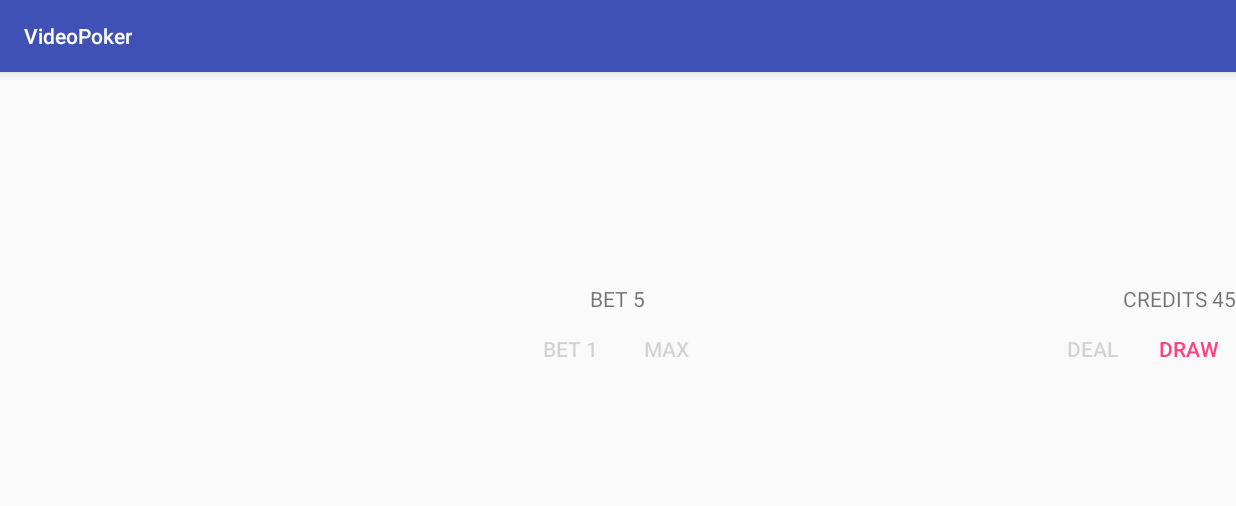
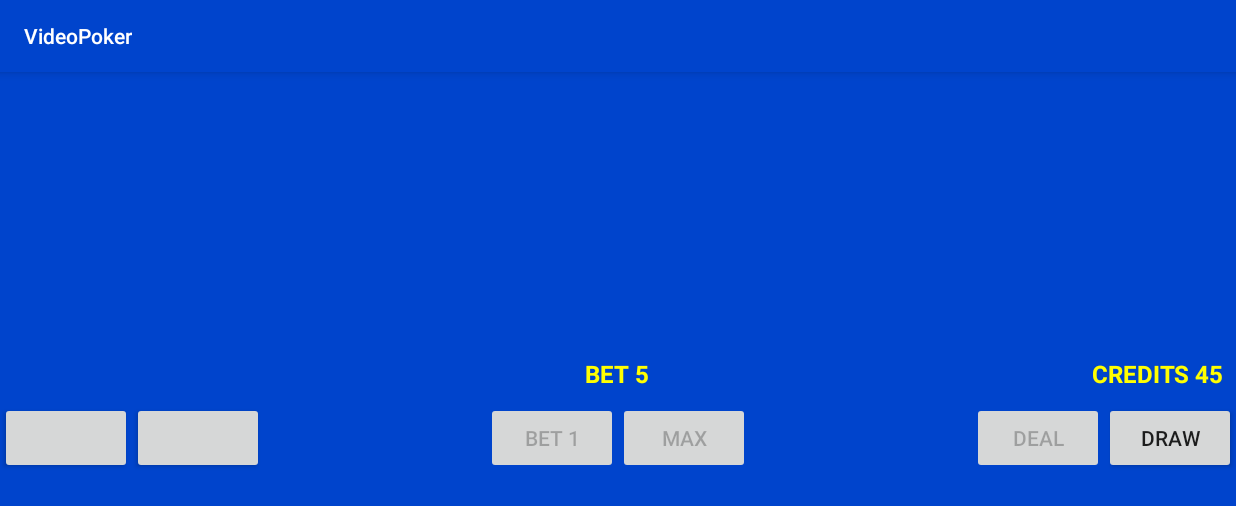
Before and after one commit to jscpeterson/VideoPoker, an Android app: the screen it shows after launch (GameActivity), after a tap on "DEAL", on a phone screen of 824 x 412 dp (held sideways). Shown: the top 506 px of the screen. Run offline under Robolectric (Android 15) with nearby library versions, the phone set to English and light mode, and no system bars; 2 other taps on this screen came first.

Commit message:
Updated stylesheets.

```diff
--- a/app/src/main/java/edu/cnm/deepdive/videopoker/controller/GameActivity.java
+++ b/app/src/main/java/edu/cnm/deepdive/videopoker/controller/GameActivity.java
@@ -1,5 +1,6 @@
 package edu.cnm.deepdive.videopoker.controller;
 
+import android.graphics.LightingColorFilter;
 import android.graphics.drawable.Drawable;
 import android.os.Bundle;
 import android.support.v7.app.AppCompatActivity;
@@ -38,7 +39,6 @@ public class GameActivity extends AppCompatActivity {
   private int bet = 0;
   private int win = 0;
 
-  // TODO Update styles - blue background, yellow text, buttons
   // TODO Implement settings menu with add to pot option
 
   @Override
@@ -112,6 +112,7 @@ public class GameActivity extends AppCompatActivity {
     purseView = findViewById(R.id.purse_view);
     winningHandView.setText(EMPTY_STRING);
     winView.setText(getString(R.string.win_text_format, win));
+    winView.setText(EMPTY_STRING);
     betView.setText(getString(R.string.bet_text_format, bet));
     purseView.setText(getString(R.string.purse_text_format, purse));
   }
--- /dev/null
+++ b/app/src/main/res/color/button.xml
@@ -0,0 +1,4 @@
+<?xml version="1.0" encoding="utf-8"?>
+<selector xmlns:android="http://schemas.android.com/apk/res/android">
+
+</selector>
--- a/app/src/main/res/layout-land/activity_game.xml
+++ b/app/src/main/res/layout-land/activity_game.xml
@@ -9,66 +9,36 @@
     android:layout_height="wrap_content"
     android:layout_gravity="center"
     android:orientation="horizontal">
-
     <edu.cnm.deepdive.videopoker.controller.CardButton
       android:id="@+id/card1"
-      android:layout_width="80dp"
-      android:layout_height="122dp"
-      android:padding="8dp"
-      android:scaleType="fitCenter"
-      android:tint="@color/card"/>
-
+      style="@style/cardStyle"/>
     <edu.cnm.deepdive.videopoker.controller.CardButton
       android:id="@+id/card2"
-      android:layout_width="80dp"
-      android:layout_height="122dp"
-      android:padding="8dp"
-      android:scaleType="fitCenter"
-      android:tint="@color/card"/>
-
+      style="@style/cardStyle"/>
     <edu.cnm.deepdive.videopoker.controller.CardButton
       android:id="@+id/card3"
-      android:layout_width="80dp"
-      android:layout_height="122dp"
-      android:padding="8dp"
-      android:scaleType="fitCenter"
-      android:tint="@color/card"/>
-
+      style="@style/cardStyle"/>
     <edu.cnm.deepdive.videopoker.controller.CardButton
       android:id="@+id/card4"
-      android:layout_width="80dp"
-      android:layout_height="122dp"
-      android:padding="8dp"
-      android:scaleType="fitCenter"
-      android:tint="@color/card"/>
-
+      style="@style/cardStyle"/>
     <edu.cnm.deepdive.videopoker.controller.CardButton
       android:id="@+id/card5"
-      android:layout_width="80dp"
-      android:layout_height="122dp"
-      android:padding="8dp"
-      android:scaleType="fitCenter"
-      android:tint="@color/card"/>
-
+      style="@style/cardStyle"/>
   </LinearLayout>
 
   <LinearLayout
     android:layout_width="match_parent"
     android:layout_height="wrap_content"
     android:gravity="center">
-
     <TextView
       android:id="@+id/win_notifier"
-      android:layout_width="wrap_content"
-      android:layout_height="wrap_content"/>
-
+      style="@style/winningHandView"/>
   </LinearLayout>
 
   <LinearLayout
     android:layout_width="match_parent"
     android:layout_height="wrap_content"
     android:baselineAligned="false">
-
     <LinearLayout
       android:layout_width="0dp"
       android:layout_weight="1"
@@ -76,6 +46,45 @@
       android:gravity="start">
       <TextView
         android:id="@+id/win_view"
+        style="@style/textView"/>
+    </LinearLayout>
+    <LinearLayout
+      android:layout_width="0dp"
+      android:layout_weight="1"
+      android:layout_height="wrap_content"
+      android:gravity="center">
+      <TextView
+        android:id="@+id/bet_view"
+        style="@style/textView"/>
+    </LinearLayout>
+    <LinearLayout
+      android:layout_width="0dp"
+      android:layout_weight="1"
+      android:layout_height="wrap_content"
+      android:gravity="end">
+      <TextView
+        android:id="@+id/purse_view"
+        style="@style/textView"/>
+    </LinearLayout>
+
+  </LinearLayout>
+
+  <LinearLayout
+    android:layout_width="match_parent"
+    android:layout_height="wrap_content"
+    android:baselineAligned="false"
+    android:gravity="bottom|center_horizontal">
+    <LinearLayout
+      android:layout_width="0dp"
+      android:layout_weight="1"
+      android:layout_height="wrap_content"
+      android:gravity="start">
+      <Button
+        android:id="@+id/help_button"
+        android:layout_width="wrap_content"
+        android:layout_height="wrap_content"/>
+      <Button
+        android:id="@+id/main_button"
         android:layout_width="wrap_content"
         android:layout_height="wrap_content"/>
     </LinearLayout>
@@ -85,10 +94,16 @@
       android:layout_weight="1"
       android:layout_height="wrap_content"
       android:gravity="center">
-      <TextView
-        android:id="@+id/bet_view"
+      <Button
+        android:id="@+id/bet1_button"
         android:layout_width="wrap_content"
-        android:layout_height="wrap_content"/>
+        android:layout_height="wrap_content"
+        android:text="@string/bet_one_button_text"/>
+      <Button
+        android:id="@+id/bet_max_button"
+        android:layout_width="wrap_content"
+        android:layout_height="wrap_content"
+        android:text="@string/bet_max_button_text"/>
     </LinearLayout>
 
     <LinearLayout
@@ -96,86 +111,18 @@
       android:layout_weight="1"
       android:layout_height="wrap_content"
       android:gravity="end">
-      <TextView
-        android:id="@+id/purse_view"
+      <Button
+        android:id="@+id/deal_button"
         android:layout_width="wrap_content"
-        android:layout_height="wrap_content"/>
+        android:layout_height="wrap_content"
+        android:text="@string/deal_button_text"/>
+      <Button
+        android:id="@+id/draw_button"
+        android:layout_width="wrap_content"
+        android:layout_height="wrap_content"
+        android:text="@string/draw_button_text"/>
     </LinearLayout>
 
   </LinearLayout>
 
-  <LinearLayout
-    android:layout_width="match_parent"
-    android:layout_height="wrap_content"
-    android:baselineAligned="false"
-    android:gravity="bottom|center_horizontal">
-
-    <LinearLayout
-      android:layout_width="0dp"
-      android:layout_weight="1"
-      android:layout_height="wrap_content"
-      android:gravity="start">
-
-      <Button
-        android:id="@+id/help_button"
-        android:layout_width="wrap_content"
-        android:layout_height="wrap_content"
-        style="?android:attr/buttonBarButtonStyle"/>
-
-      <Button
-        android:id="@+id/main_button"
-        android:layout_width="wrap_content"
-        android:layout_height="wrap_content"
-        style="?android:attr/buttonBarButtonStyle"/>
-
-    </LinearLayout>
-
-    <LinearLayout
-      android:layout_width="0dp"
-      android:layout_weight="1"
-      android:layout_height="wrap_content"
-      android:gravity="center">
-
-      <Button
-        android:id="@+id/bet1_button"
-        android:layout_width="wrap_content"
-        android:layout_height="wrap_content"
-        style="?android:attr/buttonBarButtonStyle"
-        android:text="@string/bet_one_button_text"/>
-
-      <Button
-        android:id="@+id/bet_max_button"
-        android:layout_width="wrap_content"
-        android:layout_height="wrap_content"
-        style="?android:attr/buttonBarButtonStyle"
-        android:text="@string/bet_max_button_text"/>
-
-    </LinearLayout>
-
-    <LinearLayout
-      android:layout_width="0dp"
-      android:layout_weight="1"
-      android:layout_height="wrap_content"
-      android:gravity="end">
-
-      <Button
-        android:id="@+id/deal_button"
-        android:layout_width="wrap_content"
-        android:layout_height="wrap_content"
-        style="?android:attr/buttonBarButtonStyle"
-        android:text="@string/deal_button_text"/>
-
-      <Button
-        android:id="@+id/draw_button"
-        android:layout_width="wrap_content"
-        android:layout_height="wrap_content"
-        style="?android:attr/buttonBarButtonStyle"
-        android:text="@string/draw_button_text"/>
-
-    </LinearLayout>
-
-
-  </LinearLayout>
-
-
 </LinearLayout>
--- a/app/src/main/res/values/colors.xml
+++ b/app/src/main/res/values/colors.xml
@@ -3,5 +3,7 @@
   <color name="colorPrimary">#3F51B5</color>
   <color name="colorPrimaryDark">#303F9F</color>
   <color name="colorAccent">#FF4081</color>
+  <color name="backgroundBlue">#FF0044CC</color>
+  <color name="textYellow">#FFFFFF00</color>
   <color name="heldTint">#75FFFF00</color>
 </resources>
--- a/app/src/main/res/values/styles.xml
+++ b/app/src/main/res/values/styles.xml
@@ -3,9 +3,38 @@
   <!-- Base application theme. -->
   <style name="AppTheme" parent="Theme.AppCompat.Light.DarkActionBar">
     <!-- Customize your theme here. -->
+    <item name="android:background">@color/backgroundBlue</item>
     <item name="colorPrimary">@color/colorPrimary</item>
     <item name="colorPrimaryDark">@color/colorPrimaryDark</item>
     <item name="colorAccent">@color/colorAccent</item>
   </style>
 
+  <style name="textView">
+    <item name="android:textColor">@color/textYellow</item>
+    <item name="android:textSize">16sp</item>
+    <item name="android:textStyle">bold</item>
+    <item name="android:padding">8dp</item>
+    <item name="android:layout_width">wrap_content</item>
+    <item name="android:layout_height">wrap_content</item>
+  </style>
+
+  <style name="winningHandView">
+    <item name="android:textColor">@color/textYellow</item>
+    <item name="android:textSize">16sp</item>
+    <item name="android:textStyle">bold</item>
+    <item name="android:paddingBottom">0dp</item>
+    <item name="android:paddingTop">0dp</item>
+    <item name="android:layout_width">wrap_content</item>
+    <item name="android:layout_height">wrap_content</item>
+  </style>
+
+  <style name="cardStyle">
+    <item name="android:layout_width">100dp</item>
+    <item name="android:layout_height">160dp</item>
+    <item name="android:padding">8dp</item>
+    <item name="android:paddingTop">24dp</item>
+    <item name="android:scaleType">fitCenter</item>
+    <item name="android:tint">@color/card</item>
+  </style>
+
 </resources>
```
